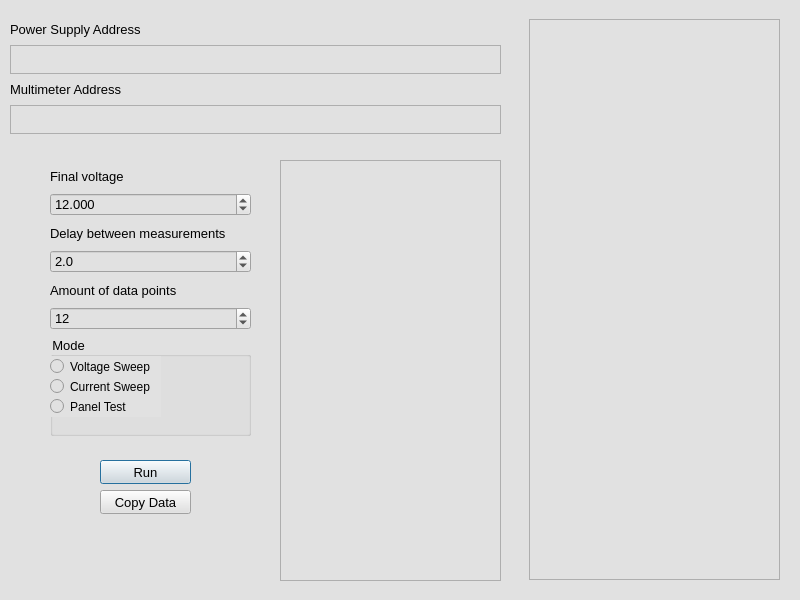
Old version of the form CircuitProber.ui in the repository SprocketTools/CircuitProber171.
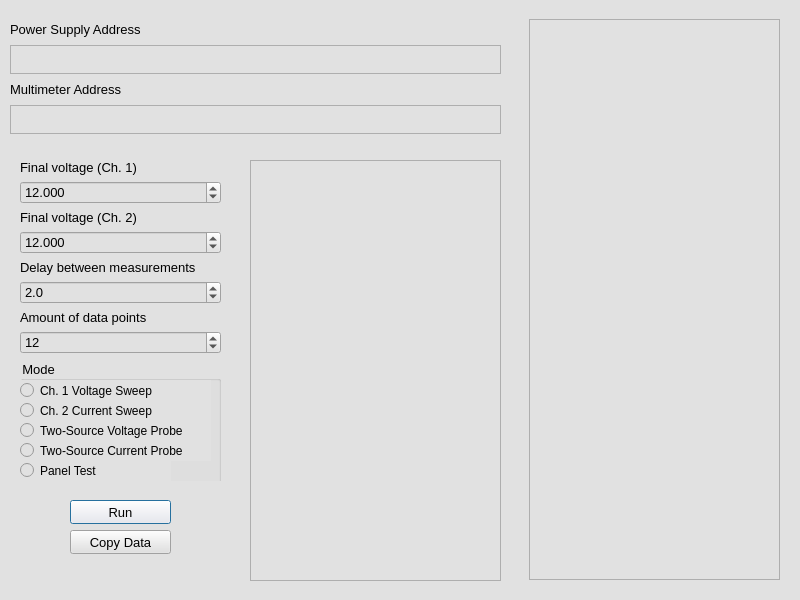
New version of the form.

```diff
--- a/CircuitProber.ui
+++ b/CircuitProber.ui
@@ -99,17 +99,17 @@
   <widget class="QWidget" name="verticalLayoutWidget_3">
    <property name="geometry">
     <rect>
-     <x>50</x>
-     <y>165</y>
+     <x>20</x>
+     <y>160</y>
      <width>201</width>
-     <height>271</height>
+     <height>321</height>
     </rect>
    </property>
    <layout class="QVBoxLayout" name="verticalLayout_3">
     <item>
      <widget class="QLabel" name="label_5">
       <property name="text">
-       <string>Final voltage</string>
+       <string>Final voltage (Ch. 1)</string>
       </property>
      </widget>
     </item>
@@ -123,6 +123,23 @@
       </property>
      </widget>
     </item>
+    <item>
+     <widget class="QLabel" name="label_8">
+      <property name="text">
+       <string>Final voltage (Ch. 2)</string>
+      </property>
+     </widget>
+    </item>
+    <item>
+     <widget class="QDoubleSpinBox" name="volt_limit_2">
+      <property name="decimals">
+       <number>3</number>
+      </property>
+      <property name="value">
+       <double>12.000000000000000</double>
+      </property>
+     </widget>
+    </item>
     <item>
      <widget class="QLabel" name="label_6">
       <property name="text">
@@ -165,7 +182,7 @@
       <property name="minimumSize">
        <size>
         <width>0</width>
-        <height>100</height>
+        <height>125</height>
        </size>
       </property>
       <property name="baseSize">
@@ -182,20 +199,20 @@
         <rect>
          <x>0</x>
          <y>20</y>
-         <width>111</width>
+         <width>191</width>
          <height>21</height>
         </rect>
        </property>
        <property name="text">
-        <string>Voltage Sweep</string>
+        <string>Ch. 1 Voltage Sweep</string>
        </property>
       </widget>
       <widget class="QRadioButton" name="nothing_radio">
        <property name="geometry">
         <rect>
          <x>0</x>
-         <y>60</y>
-         <width>111</width>
+         <y>100</y>
+         <width>151</width>
          <height>21</height>
         </rect>
        </property>
@@ -208,12 +225,38 @@
         <rect>
          <x>0</x>
          <y>40</y>
-         <width>111</width>
+         <width>191</width>
          <height>21</height>
         </rect>
        </property>
        <property name="text">
-        <string>Current Sweep</string>
+        <string>Ch. 2 Current Sweep</string>
+       </property>
+      </widget>
+      <widget class="QRadioButton" name="two_source_v_probe_radio">
+       <property name="geometry">
+        <rect>
+         <x>0</x>
+         <y>60</y>
+         <width>191</width>
+         <height>21</height>
+        </rect>
+       </property>
+       <property name="text">
+        <string>Two-Source Voltage Probe</string>
+       </property>
+      </widget>
+      <widget class="QRadioButton" name="two_source_c_probe_radio">
+       <property name="geometry">
+        <rect>
+         <x>0</x>
+         <y>80</y>
+         <width>191</width>
+         <height>21</height>
+        </rect>
+       </property>
+       <property name="text">
+        <string>Two-Source Current Probe</string>
        </property>
       </widget>
      </widget>
@@ -223,9 +266,9 @@
   <widget class="QTextBrowser" name="console_out">
    <property name="geometry">
     <rect>
-     <x>280</x>
+     <x>250</x>
      <y>160</y>
-     <width>221</width>
+     <width>251</width>
      <height>421</height>
     </rect>
    </property>
@@ -233,12 +276,17 @@
   <widget class="QPushButton" name="run_button">
    <property name="geometry">
     <rect>
-     <x>100</x>
-     <y>460</y>
-     <width>91</width>
+     <x>70</x>
+     <y>500</y>
+     <width>101</width>
      <height>24</height>
     </rect>
    </property>
+   <property name="styleSheet">
+    <string notr="true">color: qlineargradient(spread:pad, x1:0, y1:1, x2:0, y2:0, stop:0 rgba(0, 0, 0, 255), stop:0.05 rgba(14, 8, 73, 255), stop:0.36 rgba(28, 17, 145, 255), stop:0.6 rgba(126, 14, 81, 255), stop:0.75 rgba(234, 11, 11, 255), stop:0.79 rgba(244, 70, 5, 255), stop:0.86 rgba(255, 136, 0, 255), stop:0.935 rgba(239, 236, 55, 255));
+
+background-color: rgb(255, 240, 240);</string>
+   </property>
    <property name="text">
     <string>Run</string>
    </property>
@@ -246,9 +294,9 @@
   <widget class="QPushButton" name="copy_button">
    <property name="geometry">
     <rect>
-     <x>100</x>
-     <y>490</y>
-     <width>91</width>
+     <x>70</x>
+     <y>530</y>
+     <width>101</width>
      <height>24</height>
     </rect>
    </property>
```
